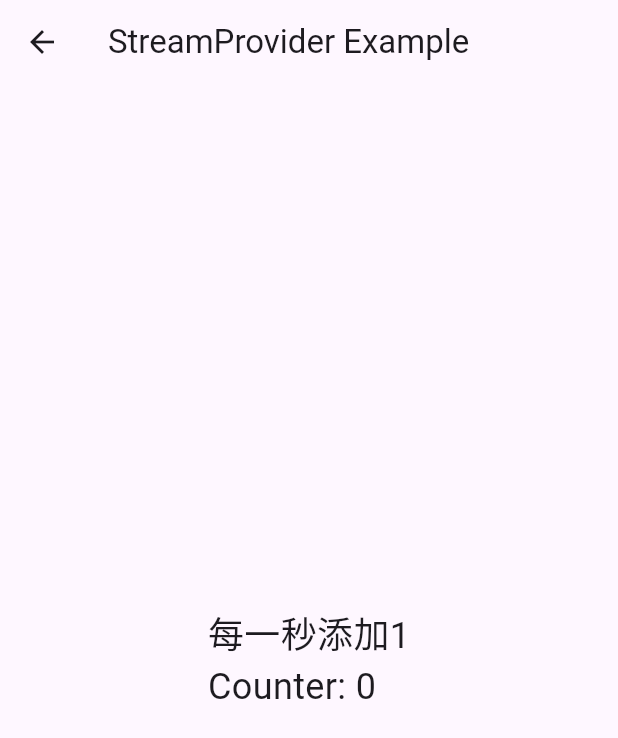
After one commit to chenzhizsqq/flutter3_middle, a Flutter app: the ProviderMenu screen opened directly, after a tap on an icon or button, on a phone screen of 412 x 824 dp. The commit adds this screen. Shown: the top 738 px of the screen. Run offline on Flutter 3.47's test engine with Material 3 defaults, Android fonts, the phone set to English and light mode, and no system bars; our stand-ins replace firebase_core, firebase_database, flutter_riverpod, get; accounts and stored records are empty; network calls fail.

Commit message:
Provider 的 实时数据更新 例子: StreamProvider

```diff
--- a/lib/ProviderSamples/ProviderMenu.dart
+++ b/lib/ProviderSamples/ProviderMenu.dart
@@ -1,8 +1,8 @@
 import 'package:flutter/material.dart';
-import 'package:provider/provider.dart';
 import 'ProviderTest.dart';
 import 'FR_FutureProviderTest.dart';
 import 'FutureTest.dart';
+import 'StreamProviderExample.dart';
 
 class ProviderMenu extends StatelessWidget {
   const ProviderMenu({super.key});
@@ -37,7 +37,16 @@ class ProviderMenu extends StatelessWidget {
                 MaterialPageRoute(builder: (context) => const FutureTest()));
           },
         ),
-        //
+        //StreamProviderExample
+        ElevatedButton(
+          child: const Text("Provider 的 实时数据更新 例子:\nStreamProvider Example"),
+          onPressed: () {
+            Navigator.push(
+                context,
+                MaterialPageRoute(
+                    builder: (context) => const StreamProviderExample()));
+          },
+        ),
       ]),
     );
   }
--- /dev/null
+++ b/lib/ProviderSamples/StreamProviderExample.dart
@@ -0,0 +1,44 @@
+import 'package:flutter/material.dart';
+import 'package:provider/provider.dart';
+
+Stream<int> counterStream() async* {
+  int counter = 0;
+  while (true) {
+    await Future.delayed(const Duration(seconds: 1));
+    yield counter++;
+  }
+}
+
+class StreamProviderExample extends StatelessWidget {
+  const StreamProviderExample({super.key});
+
+  @override
+  Widget build(BuildContext context) {
+    return StreamProvider<int>(
+      create: (_) => counterStream(),
+      initialData: 0,
+      child: Scaffold(
+        appBar: AppBar(
+          title: const Text('StreamProvider Example'),
+        ),
+        body: const Center(
+          child: CounterWidget(),
+        ),
+      ),
+    );
+  }
+}
+
+class CounterWidget extends StatelessWidget {
+  const CounterWidget({super.key});
+
+  @override
+  Widget build(BuildContext context) {
+    final counter = Provider.of<int>(context);
+
+    return Text(
+      '每一秒添加1\nCounter: $counter',
+      style: const TextStyle(fontSize: 24),
+    );
+  }
+}
```
